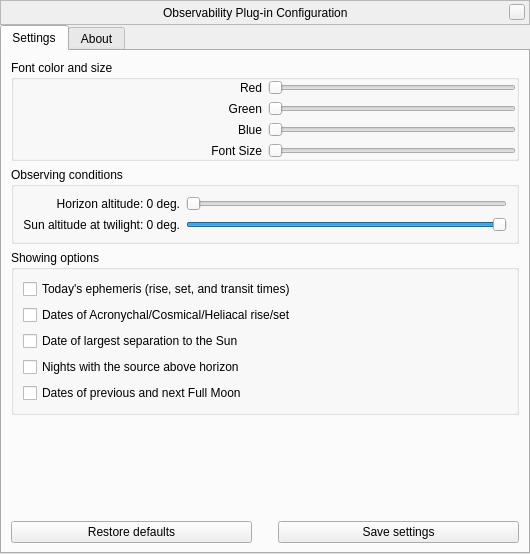
This is plugins/Observability/src/gui/ObservabilityDialog.ui in greck2908/stellarium as Qt 5 draws it before an edit. The edited form follows.
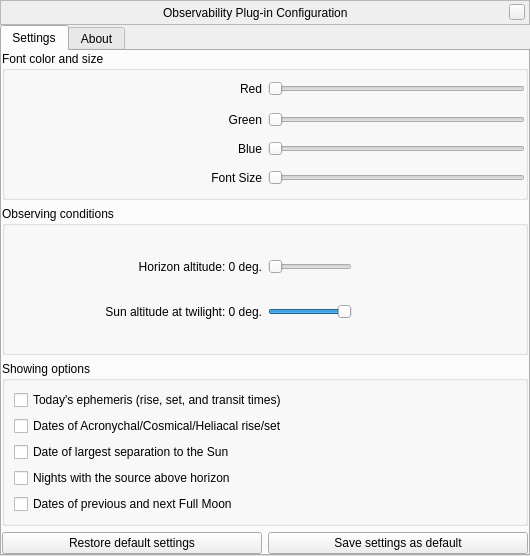
This is the edited form. Custom widgets are drawn as their Qt base class.

The edit to the form file:
```diff
--- a/plugins/Observability/src/gui/ObservabilityDialog.ui
+++ b/plugins/Observability/src/gui/ObservabilityDialog.ui
@@ -7,7 +7,7 @@
     <x>0</x>
     <y>0</y>
     <width>530</width>
-    <height>554</height>
+    <height>556</height>
    </rect>
   </property>
   <property name="windowTitle">
@@ -145,6 +145,9 @@
        <string>Settings</string>
       </attribute>
       <layout class="QVBoxLayout" name="verticalLayout">
+       <property name="margin">
+        <number>0</number>
+       </property>
        <item>
         <widget class="QGroupBox" name="fontSettingsBox">
          <property name="title">
@@ -260,21 +263,10 @@
          <property name="title">
           <string>Observing conditions</string>
          </property>
-         <layout class="QGridLayout" name="gridLayout_2">
-          <item row="1" column="1">
-           <widget class="QSlider" name="sunAltitudeSlider">
-            <property name="minimum">
-             <number>-20</number>
-            </property>
-            <property name="maximum">
-             <number>0</number>
-            </property>
-            <property name="orientation">
-             <enum>Qt::Horizontal</enum>
-            </property>
-           </widget>
-          </item>
-          <item row="0" column="0">
+         <layout class="QVBoxLayout" name="verticalLayout_5">
+          <item>
+           <layout class="QHBoxLayout" name="horizontalLayout_5">
+            <item>
            <widget class="QLabel" name="horizonAltitudeLabel">
             <property name="text">
              <string notr="true">Horizon altitude: 0 deg.</string>
@@ -284,7 +276,7 @@
             </property>
            </widget>
           </item>
-          <item row="0" column="1">
+            <item alignment="Qt::AlignLeft">
            <widget class="QSlider" name="horizonAltitudeSlider">
             <property name="maximum">
              <number>45</number>
@@ -294,7 +286,11 @@
             </property>
            </widget>
           </item>
-          <item row="1" column="0">
+           </layout>
+          </item>
+          <item>
+           <layout class="QHBoxLayout" name="horizontalLayout_55">
+            <item>
            <widget class="QLabel" name="sunAltitudeLabel">
             <property name="text">
              <string notr="true">Sun altitude at twilight: 0 deg.</string>
@@ -304,6 +300,21 @@
             </property>
            </widget>
           </item>
+            <item alignment="Qt::AlignLeft">
+             <widget class="QSlider" name="sunAltitudeSlider">
+              <property name="minimum">
+               <number>-20</number>
+              </property>
+              <property name="maximum">
+               <number>0</number>
+              </property>
+              <property name="orientation">
+               <enum>Qt::Horizontal</enum>
+              </property>
+             </widget>
+            </item>
+           </layout>
+          </item>
          </layout>
         </widget>
        </item>
@@ -352,20 +363,7 @@
         </widget>
        </item>
        <item>
-        <spacer name="verticalSpacer">
-         <property name="orientation">
-          <enum>Qt::Vertical</enum>
-         </property>
-         <property name="sizeHint" stdset="0">
-          <size>
-           <width>20</width>
-           <height>40</height>
-          </size>
-         </property>
-        </spacer>
-       </item>
-       <item>
-        <layout class="QHBoxLayout" name="horizontalLayout">
+        <layout class="QHBoxLayout" name="horizontalLayout_7">
          <item>
           <widget class="QPushButton" name="restoreDefaultsButton">
            <property name="sizePolicy">
@@ -375,26 +373,10 @@
             </sizepolicy>
            </property>
            <property name="text">
-            <string>Restore defaults</string>
+            <string>Restore default settings</string>
            </property>
           </widget>
          </item>
-         <item>
-          <spacer name="horizontalSpacer">
-           <property name="orientation">
-            <enum>Qt::Horizontal</enum>
-           </property>
-           <property name="sizeType">
-            <enum>QSizePolicy::Fixed</enum>
-           </property>
-           <property name="sizeHint" stdset="0">
-            <size>
-             <width>20</width>
-             <height>20</height>
-            </size>
-           </property>
-          </spacer>
-         </item>
          <item>
           <widget class="QPushButton" name="saveSettingsButton">
            <property name="sizePolicy">
@@ -404,7 +386,7 @@
             </sizepolicy>
            </property>
            <property name="text">
-            <string>Save settings</string>
+            <string>Save settings as default</string>
            </property>
           </widget>
          </item>
```
Left out of the diff: 32 changed lines with no effect on the pictures. Lines whose indentation alone changed are shown as unchanged.
